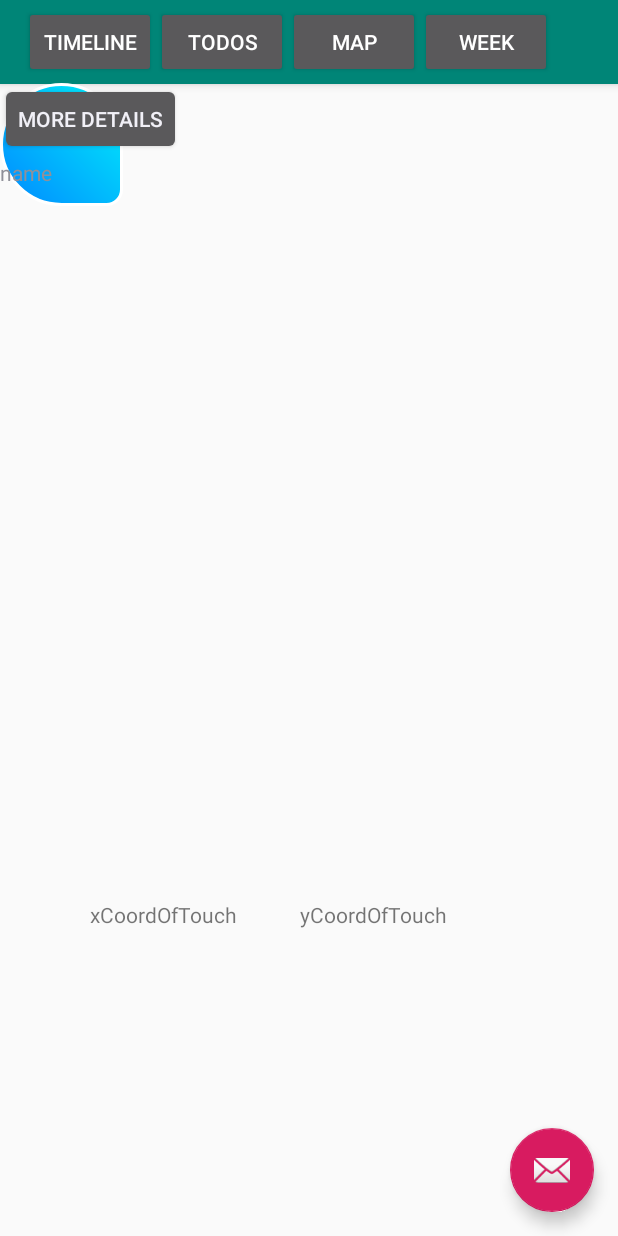
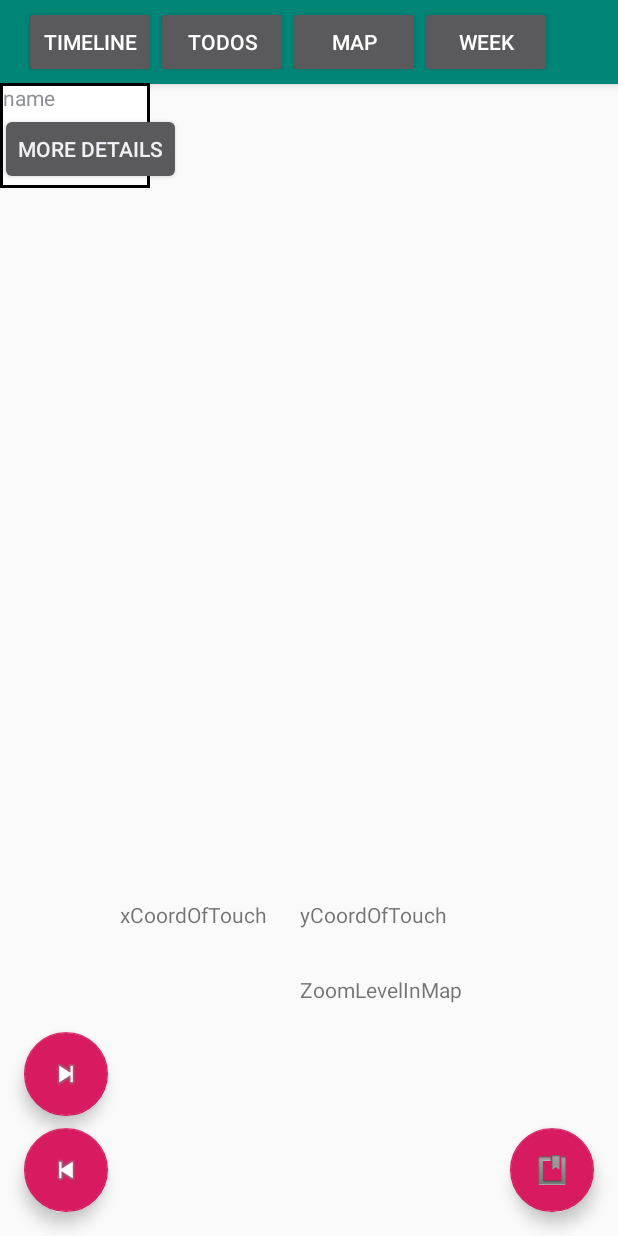
Before and after one commit to player1s/ChecklistExtendedNew, an Android app: the mapOfUnderstanding screen opened directly, with no data from a screen before it, after a tap on an icon or button, on a phone screen of 412 x 824 dp. Run offline under Robolectric (Android 15) with nearby library versions, the phone set to English and light mode, and no system bars; our stand-ins replace Firebase (no records; nobody signed in at launch, a user with empty details on screens opened directly).

Commit message:
concept rework and initial scaling

```diff
--- a/app/src/main/java/com/example/checklistextended/mapOfUnderstanding.java
+++ b/app/src/main/java/com/example/checklistextended/mapOfUnderstanding.java
@@ -56,6 +56,7 @@ public class mapOfUnderstanding extends AppCompatActivity {
 
         final TextView xCoord = findViewById(R.id.xCoordOfTouch);
         final TextView yCoord = findViewById(R.id.yCoordOfTouch);
+        final TextView zoomLevelInMap = findViewById(R.id.ZoomLevelInMap);
         final CoordinatorLayout coordinatorLayoutInMap = findViewById(R.id.coordinatorlayoutForMap);
         final RelativeLayout conceptInMapSinglePiece = findViewById(R.id.conceptInMap);
         final RelativeLayout sub = findViewById(R.id.sub);
@@ -192,6 +193,37 @@ public class mapOfUnderstanding extends AppCompatActivity {
             }
         });
 
+        final FloatingActionButton fabInMapZoomout = (FloatingActionButton) findViewById(R.id.fabInMapZoomout);
+        fabInMapZoomout.setOnClickListener(new View.OnClickListener() {
+            public void onClick(View v) {
+                float scale = 1;
+                for(int i = 0; i<inflatedElements.size();i++)
+                {
+                    inflatedElements.get(i).setScaleX(inflatedElements.get(i).getScaleX()/(float)1.2);
+                    inflatedElements.get(i).setScaleY(inflatedElements.get(i).getScaleY()/(float)1.2);
+                    Log.d(TAG,"Zooming in, scale is : " + inflatedElements.get(i).getScaleY() +" " + inflatedElements.get(i).getScaleX());
+                    scale = inflatedElements.get(i).getScaleX();
+                }
+                zoomLevelInMap.setText(String.valueOf(scale));
+            }
+        });
+
+        final FloatingActionButton fabInMapZoomin = (FloatingActionButton) findViewById(R.id.fabInMapZoomin);
+        fabInMapZoomin.setOnClickListener(new View.OnClickListener() {
+            public void onClick(View v) {
+                float scale = 1;
+
+                for(int i = 0; i<inflatedElements.size();i++)
+                {
+                    inflatedElements.get(i).setScaleX(inflatedElements.get(i).getScaleX()*(float)1.2);
+                    inflatedElements.get(i).setScaleY(inflatedElements.get(i).getScaleY()*(float)1.2);
+                    Log.d(TAG,"Zooming in, scale is : " + inflatedElements.get(i).getScaleY() +" " + inflatedElements.get(i).getScaleX());
+                    scale = inflatedElements.get(i).getScaleX();
+                }
+                zoomLevelInMap.setText(String.valueOf(scale));
+            }
+        });
+
         final FloatingActionButton fabInMap = (FloatingActionButton) findViewById(R.id.fabInMap);
         fabInMap.setOnClickListener(new View.OnClickListener() {
             public void onClick(View v) {
--- a/app/src/main/res/drawable/concept.xml
+++ b/app/src/main/res/drawable/concept.xml
@@ -1,31 +1,28 @@
 <?xml version="1.0" encoding="utf-8"?>
 <shape xmlns:android="http://schemas.android.com/apk/res/android"
     android:shape="rectangle">
-
-    <corners
-        android:bottomRightRadius="10dp"
-        android:radius="40dp" />
-
+<!--
     <gradient
         android:angle="45"
-        android:endColor="#01f1fa"
+        android:endColor="#01f1fb"
         android:gradientRadius="50"
-        android:startColor="#0189ff"
+        android:startColor="#0189fe"
         android:type="linear" />
-
+-->
     <!--If your shape requires only one solid color-->
-    <!--<solid
-        android:color="#FFFFFF" />-->
+    <solid
+        android:color="#FFFFFF"
+        />
 
     <size
-        android:width="82dp"
-        android:height="82dp" />
+        android:width="100dp"
+        android:height="70dp" />
 
     <!--Use android:dashWidth="2dp" and android:dashGap="2dp"
     to add dashes to your stroke-->
     <stroke
         android:width="2dp"
-        android:color="#FFFFFF" />
+        android:color="#000000" />
 
     <!--If you want to add padding-->
     <!-- <padding
--- a/app/src/main/res/layout/conceptinmap.xml
+++ b/app/src/main/res/layout/conceptinmap.xml
@@ -11,7 +11,7 @@
         android:layout_width="wrap_content"
         android:layout_height="wrap_content"
         android:layout_marginLeft="0dp"
-        android:layout_marginTop="0dp"
+        android:layout_marginTop="20dp"
         android:text="More details" />
 
     <ImageView
@@ -26,7 +26,7 @@
         android:id="@+id/nameOnImage"
         android:layout_width="wrap_content"
         android:layout_height="wrap_content"
-        android:layout_marginLeft="0dp"
-        android:layout_marginTop="50dp"
+        android:layout_marginLeft="2dp"
+        android:layout_marginTop="0dp"
         android:text="name" />
 </RelativeLayout>
--- a/app/src/main/res/layout/mapofunderstanding.xml
+++ b/app/src/main/res/layout/mapofunderstanding.xml
@@ -54,13 +54,30 @@
         android:layout_height="wrap_content"
         android:layout_gravity="bottom|end"
         android:layout_margin="@dimen/fab_margin"
-        app:srcCompat="@android:drawable/ic_dialog_email" />
+        app:srcCompat="@android:drawable/ic_input_get" />
+
+    <com.google.android.material.floatingactionbutton.FloatingActionButton
+        android:id="@+id/fabInMapZoomout"
+        android:layout_width="wrap_content"
+        android:layout_height="wrap_content"
+        android:layout_gravity="bottom|start"
+        android:layout_margin="@dimen/fab_margin"
+        app:srcCompat="@android:drawable/ic_media_previous" />
+
+    <com.google.android.material.floatingactionbutton.FloatingActionButton
+        android:id="@+id/fabInMapZoomin"
+        android:layout_width="wrap_content"
+        android:layout_height="wrap_content"
+        android:layout_gravity="bottom|start"
+        android:layout_marginBottom="80dp"
+        android:layout_marginLeft="16dp"
+        app:srcCompat="@android:drawable/ic_media_next" />
 
     <TextView
         android:id="@+id/xCoordOfTouch"
         android:layout_width="wrap_content"
         android:layout_height="wrap_content"
-        android:layout_marginLeft="60dp"
+        android:layout_marginLeft="80dp"
         android:layout_marginTop="600dp"
         android:text="xCoordOfTouch" />
 
@@ -72,6 +89,14 @@
         android:layout_marginTop="600dp"
         android:text="yCoordOfTouch" />
 
+    <TextView
+        android:id="@+id/ZoomLevelInMap"
+        android:layout_width="wrap_content"
+        android:layout_height="wrap_content"
+        android:layout_marginLeft="200dp"
+        android:layout_marginTop="650dp"
+        android:text="ZoomLevelInMap" />
+
     <RelativeLayout
         android:layout_width="match_parent"
         android:layout_height="match_parent"
```
